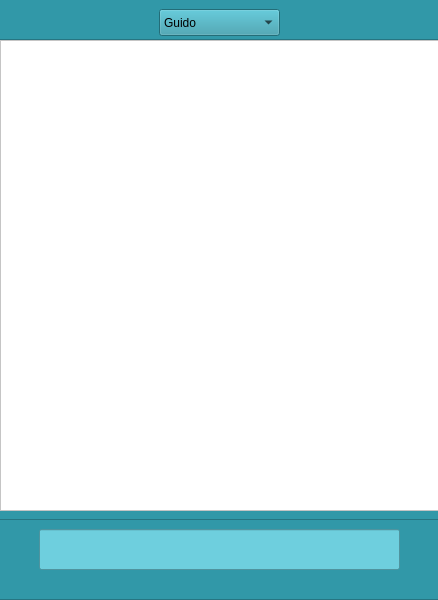
Before: the Qt Designer form mainwindow.ui in rzonnie/PIA, drawn with Qt 5.
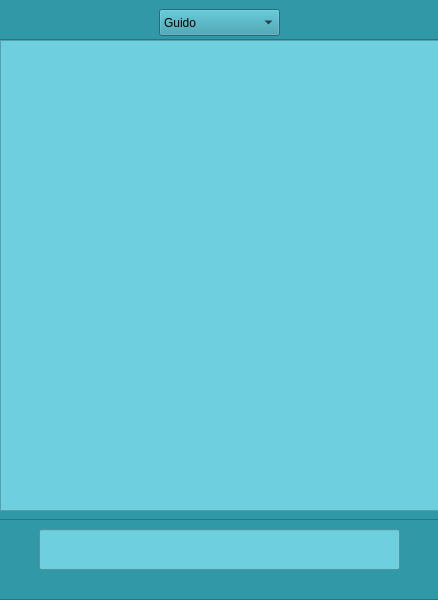
After: the same form once the commit is applied.

Diff of the .ui file:
```diff
--- a/mainwindow.ui
+++ b/mainwindow.ui
@@ -103,7 +103,7 @@
         </rect>
        </property>
        <property name="styleSheet">
-        <string notr="true">background-color : #FFFFFF</string>
+        <string notr="true">background-color : #6ecfde</string>
        </property>
        <property name="readOnly">
         <bool>true</bool>
```
